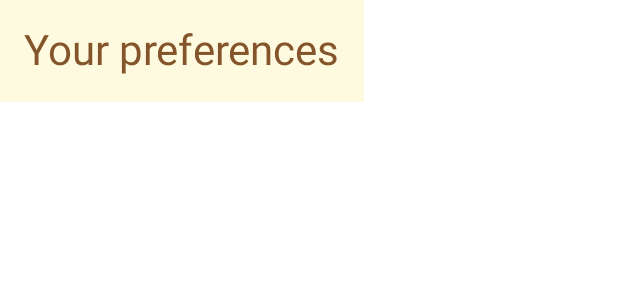
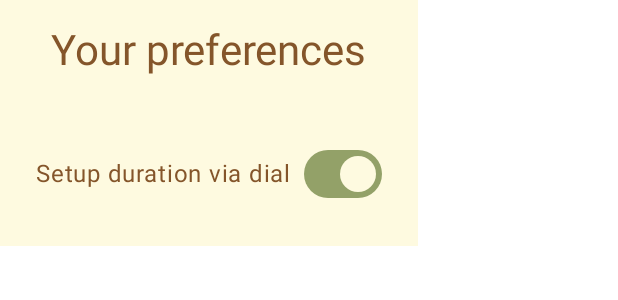
Before and after one commit to dee-tree/productivity, an Android app built with Jetpack Compose: the @Preview function PreviewPreferencesScreenLight, on a phone screen of 412 x 824 dp. Shown: the top 300 px of the screen. Run offline under Robolectric (Android 15) with nearby library versions, the phone set to English and light mode, and no system bars; our stand-ins replace Dagger/Hilt's generated code.

Commit message:
added dialing preference for duration setup

```diff
--- a/app/src/main/java/edu/app/productivity/ui/PreferencesScreen.kt
+++ b/app/src/main/java/edu/app/productivity/ui/PreferencesScreen.kt
@@ -37,7 +37,15 @@ fun PreferencesScreen(
             textAlign = TextAlign.Start
         )
 
+        Spacer(Modifier.padding(16.dp))
 
+        Switch(
+            label = stringResource(R.string.preferences_preference_setup_duration_dialing),
+            state = preferences.timerSetupIsDial,
+            onStateChange = {
+                viewModel.updatePreferences(preferences.copy(timerSetupIsDial = it))
+            }
+        )
     }
 }
 
```
